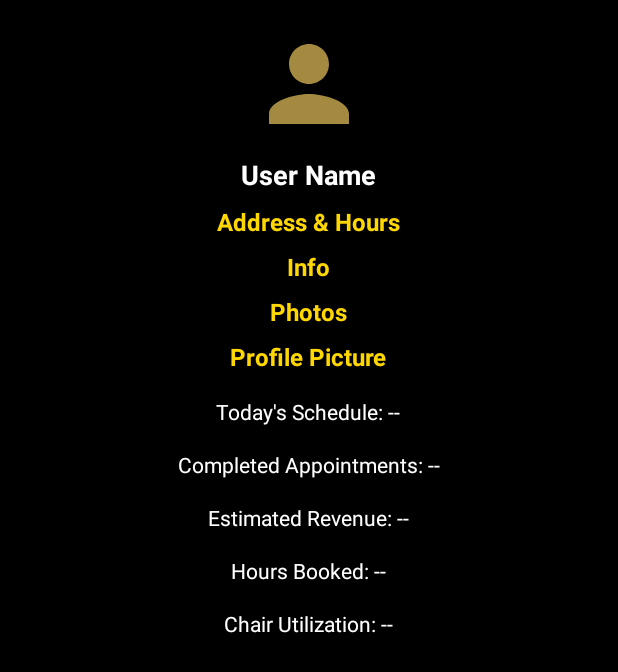
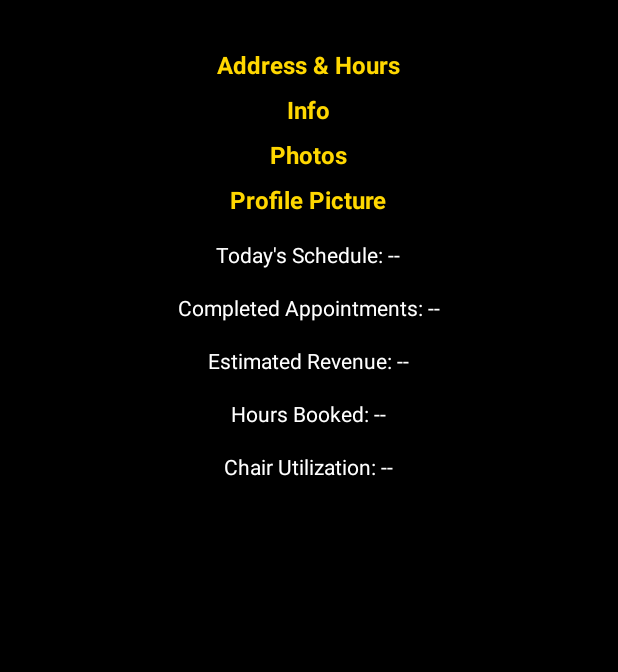
Before and after one commit to NabeelShajahan/BarberEase, an Android app: the layout activity_home_fragment.xml on its own in the app's theme, with its tools: preview values and no code run, on a phone screen of 412 x 824 dp. Shown: the top 672 px of the screen. Run offline under Robolectric (Android 15) with nearby library versions, the phone set to English and light mode, and no system bars.

```diff
--- a/app/src/main/res/layout/activity_home_fragment.xml
+++ b/app/src/main/res/layout/activity_home_fragment.xml
@@ -5,34 +5,12 @@
     android:background="#000000"
     tools:context=".HomeFragment">
 
-    <!-- Profile Image and Info -->
-    <ImageView
-        android:id="@+id/profile_image"
-        android:layout_width="80dp"
-        android:layout_height="80dp"
-        android:layout_marginTop="16dp"
-        android:layout_centerHorizontal="true"
-        android:src="@drawable/ic_profile" />
-
-    <TextView
-        android:id="@+id/profile_name"
-        android:layout_width="wrap_content"
-        android:layout_height="wrap_content"
-        android:layout_below="@id/profile_image"
-        android:layout_marginTop="8dp"
-        android:layout_centerHorizontal="true"
-        android:textColor="#FFFFFF"
-        android:text="User Name"
-        android:textSize="18sp"
-        android:textStyle="bold" />
-
     <!-- Address and Hours, Info, Photos, Profile Picture Links -->
     <TextView
         android:id="@+id/address_and_hours"
         android:layout_width="wrap_content"
         android:layout_height="wrap_content"
-        android:layout_below="@id/profile_name"
-        android:layout_marginTop="8dp"
+        android:layout_marginTop="32dp"
         android:layout_centerHorizontal="true"
         android:textColor="#FFD700"
         android:text="Address &amp; Hours"
```
Also changed, not shown: app/src/main/java/com/example/barberease/HomeFragment.java (+37 -31 lines).
